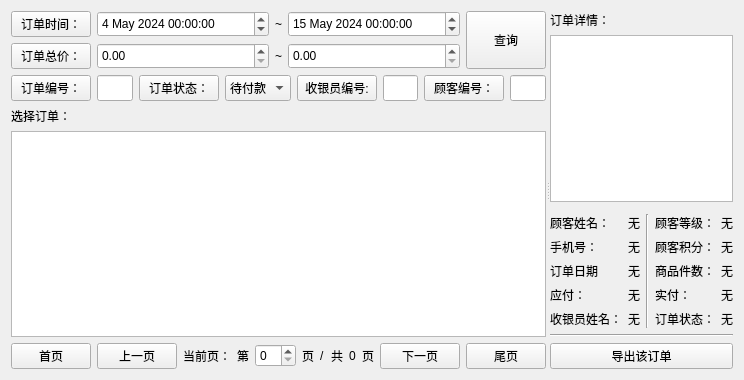
First picture: the form in view/manager/widgetordermanager.ui, repository ylxcvvan/Supermarket-Commodity-Management-System, before the edit.
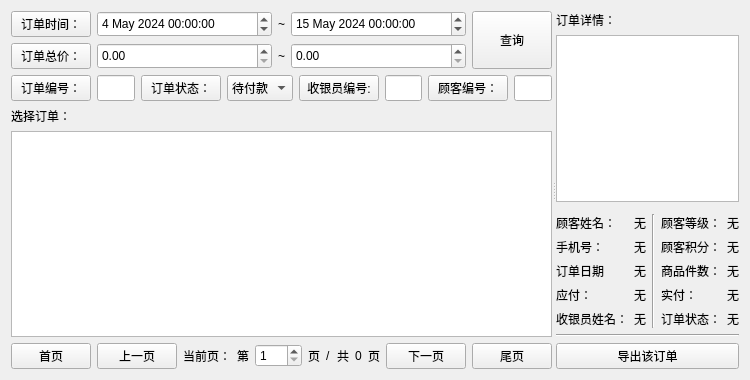
Second picture: the form after the edit. Custom widgets are drawn as their Qt base class.

```diff
--- a/view/manager/widgetordermanager.ui
+++ b/view/manager/widgetordermanager.ui
@@ -385,7 +385,14 @@
                 </widget>
                </item>
                <item>
-                <widget class="QSpinBox" name="spinBoxPageJump"/>
+                <widget class="QSpinBox" name="spinBoxPageJump">
+                 <property name="minimum">
+                  <number>1</number>
+                 </property>
+                 <property name="maximum">
+                  <number>999</number>
+                 </property>
+                </widget>
                </item>
                <item>
                 <widget class="QLabel" name="label_12">
```
